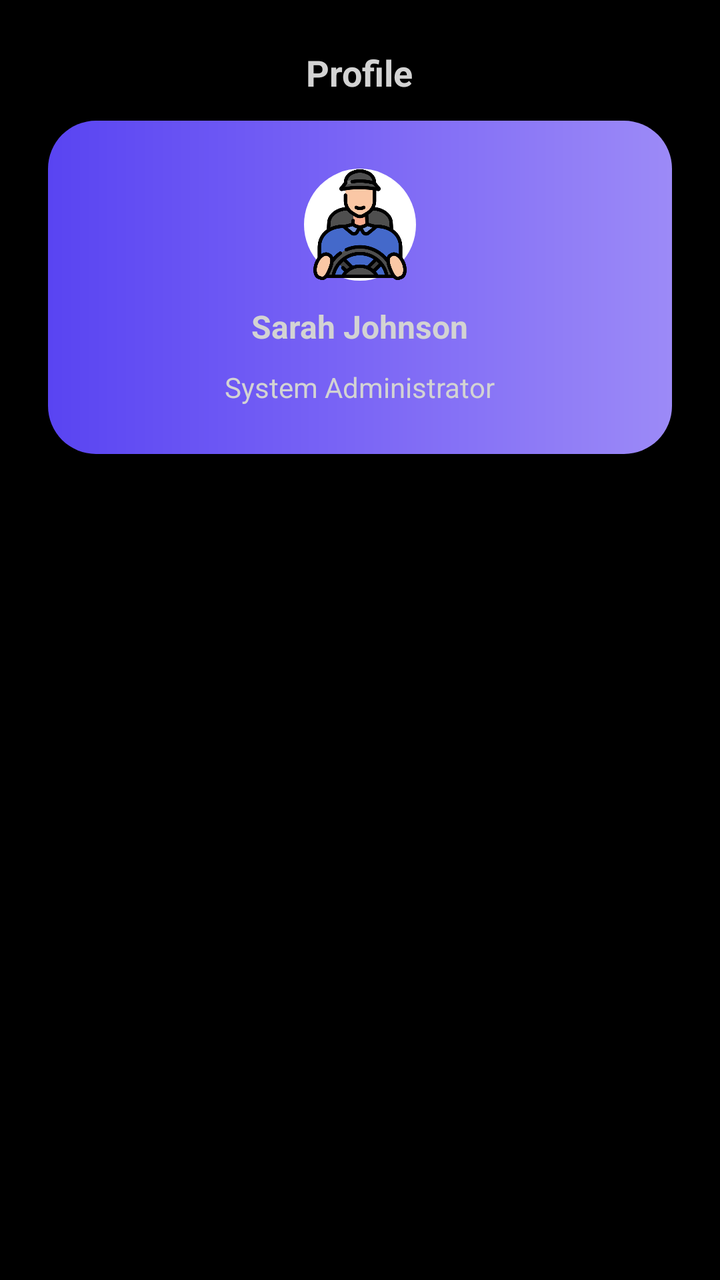
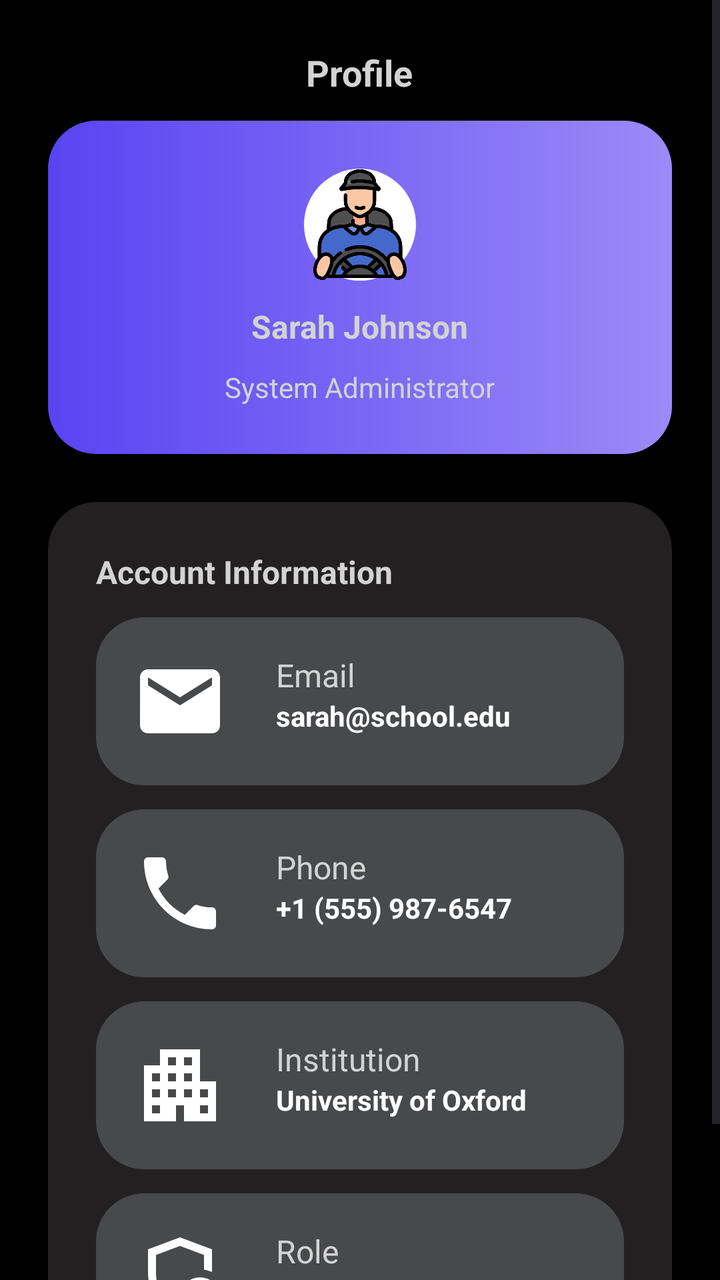

Compare the two renders of this Android layout. The source of the first and the diff that turns it into the second are given below.
<!-- AndroidManifest.xml: application theme Theme.LatihanTes1 -->
<!-- res/layout/activity_main.xml -->
<?xml version="1.0" encoding="utf-8"?>
<ScrollView
    xmlns:app="http://schemas.android.com/apk/res-auto"
    xmlns:android="http://schemas.android.com/apk/res/android"
    xmlns:tools="http://schemas.android.com/tools"
    android:layout_width="match_parent"
    android:layout_height="match_parent"
    android:fillViewport="true"
    android:background="@color/black">
    <LinearLayout
        android:layout_width="match_parent"
        android:layout_height="wrap_content"
        android:id="@+id/main"
        android:orientation="vertical"
        tools:context=".MainActivity"
        android:padding="24dp">
        <TextView
            android:layout_width="wrap_content"
            android:layout_height="wrap_content"
            android:text="Profile"
            android:textColor="#D3D3D3"
            android:layout_gravity="center"
            android:textStyle="bold"
            android:textSize="18dp">
        </TextView>
        <LinearLayout
            android:layout_width="match_parent"
            android:layout_height="wrap_content"
            android:background="@drawable/profile_frame"
            android:gravity="center"
            android:padding="24dp"
            android:orientation="vertical"
            android:layout_marginTop="12dp">
            <ImageView
                android:layout_width="56dp"
                android:layout_height="56dp"
                android:src="@drawable/profile_pic"
                android:background="@drawable/profile_pic_frame"
                android:layout_marginBottom="12dp">
            </ImageView>
            <TextView
                android:layout_width="wrap_content"
                android:layout_height="wrap_content"
                android:text="Sarah Johnson"
                android:textColor="#D3D3D3"
                android:layout_marginBottom="10dp"
                android:textStyle="bold"
                android:textSize="16dp">
            </TextView>
            <TextView
                android:layout_width="wrap_content"
                android:layout_height="wrap_content"
                android:text="System Administrator"
                android:textColor="#D3D3D3"
                android:textSize="14dp">
            </TextView>
        </LinearLayout>

    </LinearLayout>
</ScrollView>
<!-- resources referenced by this layout -->
<resources>
  <color name="black">#FF000000</color>
  <style name="Theme.LatihanTes1" parent="Base.Theme.LatihanTes1" />
  <color name="white">#FFFFFFFF</color>
  <style name="Base.Theme.LatihanTes1" parent="Theme.Material3.DayNight.NoActionBar">
          
          
      </style>
  <!-- unchanged entries left out for length: 3 -->
</resources>

<!-- the commit's change to res/layout/activity_main.xml (unified diff, before → after) -->
@@ -55,6 +55,207 @@
                 android:textSize="14dp">
             </TextView>
         </LinearLayout>
+        <LinearLayout
+            android:layout_width="match_parent"
+            android:layout_height="wrap_content"
+            android:layout_marginTop="24dp"
+            android:background="@drawable/account_information_frame"
+            android:orientation="vertical"
+            android:padding="24dp">
+            <TextView
+                android:layout_width="wrap_content"
+                android:layout_height="wrap_content"
+                android:text="Account Information"
+                android:textColor="#D3D3D3"
+                android:textStyle="bold"
+                android:textSize="16dp">
+            </TextView>
+
+
+            <LinearLayout
+                android:layout_width="match_parent"
+                android:layout_height="wrap_content"
+                android:id="@+id/email"
+                android:orientation="horizontal"
+                android:layout_marginTop="12dp"
+                android:paddingHorizontal="12dp"
+                android:gravity="center_vertical"
+                android:background="@drawable/account_information_element_frame">
+                <LinearLayout
+                    android:layout_width="match_parent"
+                    android:layout_height="wrap_content"
+                    android:padding="6dp">
+                    <ImageView
+                        android:layout_width="48dp"
+                        android:layout_height="48dp"
+                        android:src="@drawable/email_vector"
+                        android:layout_marginVertical="12dp">
+                    </ImageView>
+                    <LinearLayout
+                        android:layout_width="match_parent"
+                        android:layout_height="wrap_content"
+                        android:orientation="vertical"
+                        android:layout_marginVertical="12dp">
+                        <TextView
+                            android:layout_width="match_parent"
+                            android:layout_height="wrap_content"
+                            android:text="Email"
+                            android:textColor="#D3D3D3"
+                            android:textSize="16dp"
+                            android:paddingLeft="24dp">
+                        </TextView>
+                        <TextView
+                            android:layout_width="match_parent"
+                            android:layout_height="wrap_content"
+                            android:text="sarah@school.edu"
+                            android:textColor="@color/white"
+                            android:textSize="14dp"
+                            android:textStyle="bold"
+                            android:paddingLeft="24dp">
+                        </TextView>
+                    </LinearLayout>
+                </LinearLayout>
+            </LinearLayout>
+
+            //Phone
+            <LinearLayout
+                android:layout_width="match_parent"
+                android:layout_height="wrap_content"
+                android:id="@+id/telephone"
+                android:orientation="horizontal"
+                android:gravity="center_vertical"
+                android:layout_marginTop="12dp"
+                android:paddingHorizontal="12dp"
+                android:background="@drawable/account_information_element_frame">
+                <LinearLayout
+                    android:layout_width="match_parent"
+                    android:layout_height="wrap_content"
+                    android:padding="6dp">
+                    <ImageView
+                        android:layout_width="48dp"
+                        android:layout_height="48dp"
+                        android:src="@drawable/phone_vector"
+                        android:layout_marginVertical="12dp">
+                    </ImageView>
+                    <LinearLayout
+                        android:layout_width="match_parent"
+                        android:layout_height="wrap_content"
+                        android:orientation="vertical"
+                        android:layout_marginVertical="12dp">
+                        <TextView
+                            android:layout_width="match_parent"
+                            android:layout_height="wrap_content"
+                            android:text="Phone"
+                            android:textColor="#D3D3D3"
+                            android:textSize="16dp"
+                            android:paddingLeft="24dp">
+                        </TextView>
+                        <TextView
+                            android:layout_width="match_parent"
+                            android:layout_height="wrap_content"
+                            android:text="+1 (555) 987-6547"
+                            android:textColor="@color/white"
+                            android:textSize="14dp"
+                            android:textStyle="bold"
+                            android:paddingLeft="24dp">
+                        </TextView>
+                    </LinearLayout>
+                </LinearLayout>
+            </LinearLayout>
+
+            //Institution
+            <LinearLayout
+                android:layout_width="match_parent"
+                android:layout_height="wrap_content"
+                android:orientation="horizontal"
+                android:gravity="center_vertical"
+                android:layout_marginTop="12dp"
+                android:paddingHorizontal="12dp"
+                android:background="@drawable/account_information_element_frame">
+                <LinearLayout
+                    android:layout_width="match_parent"
+                    android:layout_height="wrap_content"
+                    android:padding="6dp">
+                    <ImageView
+                        android:layout_width="48dp"
+                        android:layout_height="48dp"
+                        android:src="@drawable/institution_vector"
+                        android:layout_marginVertical="12dp">
+                    </ImageView>
+                    <LinearLayout
+                        android:layout_width="match_parent"
+                        android:layout_height="wrap_content"
+                        android:orientation="vertical"
+                        android:layout_marginVertical="12dp">
+                        <TextView
+                            android:layout_width="match_parent"
+                            android:layout_height="wrap_content"
+                            android:text="Institution"
+                            android:textColor="#D3D3D3"
+                            android:textSize="16dp"
+                            android:paddingLeft="24dp">
+                        </TextView>
+                        <TextView
+                            android:layout_width="match_parent"
+                            android:layout_height="wrap_content"
+                            android:text="University of Oxford"
+                            android:textColor="@color/white"
+                            android:textSize="14dp"
+                            android:textStyle="bold"
+                            android:paddingLeft="24dp">
+                        </TextView>
+                    </LinearLayout>
+                </LinearLayout>
+            </LinearLayout>
+
+
+            <LinearLayout
+                android:id="@+id/role"
+                android:layout_width="match_parent"
+                android:layout_height="wrap_content"
+                android:orientation="horizontal"
+                android:gravity="center_vertical"
+                android:layout_marginTop="12dp"
+                android:paddingHorizontal="12dp"
+                android:background="@drawable/account_information_element_frame">
+                <LinearLayout
+                    android:layout_width="match_parent"
+                    android:layout_height="wrap_content"
+                    android:padding="6dp">
+                    <ImageView
+                        android:layout_width="48dp"
+                        android:layout_height="48dp"
+                        android:src="@drawable/role_vector"
+                        android:layout_marginVertical="12dp">
+                    </ImageView>
+                    <LinearLayout
+                        android:layout_width="match_parent"
+                        android:layout_height="wrap_content"
+                        android:orientation="vertical"
+                        android:layout_marginVertical="12dp">
+                        <TextView
+                            android:layout_width="match_parent"
+                            android:layout_height="wrap_content"
+                            android:text="Role"
+                            android:textColor="#D3D3D3"
+                            android:textSize="16dp"
+                            android:paddingLeft="24dp">
+                        </TextView>
+                        <TextView
+                            android:layout_width="match_parent"
+                            android:layout_height="wrap_content"
+                            android:id="@+id/roleName"
+                            android:text="Admin"
+                            android:textColor="@color/white"
+                            android:textSize="14dp"
+                            android:textStyle="bold"
+                            android:paddingLeft="24dp">
+                        </TextView>
+                    </LinearLayout>
+                </LinearLayout>
+            </LinearLayout>
+        </LinearLayout>
+
 
     </LinearLayout>
 </ScrollView>
<!-- resource entries referenced after the edit -->
@@ -3,6 +3,54 @@
   <color name="black">#FF000000</color>
   <style name="Theme.LatihanTes1" parent="Base.Theme.LatihanTes1" />
   <color name="white">#FFFFFFFF</color>
+  <!-- drawable account_information_element_frame (drawable) -->
+  <?xml version="1.0" encoding="utf-8"?>
+  <shape
+      xmlns:android="http://schemas.android.com/apk/res/android"
+      android:shape="rectangle">
+      <corners
+          android:radius="24dp">
+      </corners>
+      <solid
+          android:color="#48494B">
+      </solid>
+  </shape>
+  <!-- drawable account_information_frame (drawable) -->
+  <?xml version="1.0" encoding="utf-8"?>
+  <shape
+      xmlns:android="http://schemas.android.com/apk/res/android"
+      android:shape="rectangle">
+      <corners
+          android:radius="24dp">
+      </corners>
+      <solid
+          android:color="#222021">
+      </solid>
+  </shape>
+  <!-- drawable email_vector (drawable) -->
+  <vector xmlns:android="http://schemas.android.com/apk/res/android" android:height="24dp" android:tint="#FFFFFF" android:viewportHeight="24" android:viewportWidth="24" android:width="24dp">
+        
+      <path android:fillColor="@android:color/white" android:pathData="M20,4L4,4c-1.1,0 -1.99,0.9 -1.99,2L2,18c0,1.1 0.9,2 2,2h16c1.1,0 2,-0.9 2,-2L22,6c0,-1.1 -0.9,-2 -2,-2zM20,8l-8,5 -8,-5L4,6l8,5 8,-5v2z"/>
+      
+  </vector>
+  <!-- drawable institution_vector (drawable) -->
+  <vector xmlns:android="http://schemas.android.com/apk/res/android" android:height="24dp" android:tint="#FFFFFF" android:viewportHeight="24" android:viewportWidth="24" android:width="24dp">
+        
+      <path android:fillColor="@android:color/white" android:pathData="M17,11V3H7v4H3v14h8v-4h2v4h8V11H17zM7,19H5v-2h2V19zM7,15H5v-2h2V15zM7,11H5V9h2V11zM11,15H9v-2h2V15zM11,11H9V9h2V11zM11,7H9V5h2V7zM15,15h-2v-2h2V15zM15,11h-2V9h2V11zM15,7h-2V5h2V7zM19,19h-2v-2h2V19zM19,15h-2v-2h2V15z"/>
+      
+  </vector>
+  <!-- drawable phone_vector (drawable) -->
+  <vector xmlns:android="http://schemas.android.com/apk/res/android" android:height="24dp" android:tint="#FFFFFF" android:viewportHeight="24" android:viewportWidth="24" android:width="24dp">
+        
+      <path android:fillColor="@android:color/white" android:pathData="M6.62,10.79c1.44,2.83 3.76,5.14 6.59,6.59l2.2,-2.2c0.27,-0.27 0.67,-0.36 1.02,-0.24 1.12,0.37 2.33,0.57 3.57,0.57 0.55,0 1,0.45 1,1V20c0,0.55 -0.45,1 -1,1 -9.39,0 -17,-7.61 -17,-17 0,-0.55 0.45,-1 1,-1h3.5c0.55,0 1,0.45 1,1 0,1.25 0.2,2.45 0.57,3.57 0.11,0.35 0.03,0.74 -0.25,1.02l-2.2,2.2z"/>
+      
+  </vector>
+  <!-- drawable role_vector (drawable) -->
+  <vector xmlns:android="http://schemas.android.com/apk/res/android" android:height="24dp" android:tint="#FFFFFF" android:viewportHeight="960" android:viewportWidth="960" android:width="24dp">
+        
+      <path android:fillColor="@android:color/white" android:pathData="M722.5,662.5Q740,645 740,620Q740,595 722.5,577.5Q705,560 680,560Q655,560 637.5,577.5Q620,595 620,620Q620,645 637.5,662.5Q655,680 680,680Q705,680 722.5,662.5ZM680,800Q711,800 737,785.5Q763,771 779,747Q757,734 732,727Q707,720 680,720Q653,720 628,727Q603,734 581,747Q597,771 623,785.5Q649,800 680,800ZM480,880Q341,845 250.5,720.5Q160,596 160,444L160,200L480,80L800,200L800,427Q781,419 761,412.5Q741,406 720,403L720,256L480,166L240,256L240,444Q240,491 252.5,538Q265,585 287.5,627.5Q310,670 342,706Q374,742 413,766L413,766Q424,798 442,827Q460,856 483,879Q482,879 481.5,879.5Q481,880 480,880ZM680,880Q597,880 538.5,821.5Q480,763 480,680Q480,597 538.5,538.5Q597,480 680,480Q763,480 821.5,538.5Q880,597 880,680Q880,763 821.5,821.5Q763,880 680,880ZM480,466L480,466Q480,466 480,466Q480,466 480,466Q480,466 480,466Q480,466 480,466L480,466L480,466L480,466L480,466Q480,466 480,466Q480,466 480,466Q480,466 480,466Q480,466 480,466Q480,466 480,466Q480,466 480,466Z"/>
+      
+  </vector>
   <style name="Base.Theme.LatihanTes1" parent="Theme.Material3.DayNight.NoActionBar">
           
           
